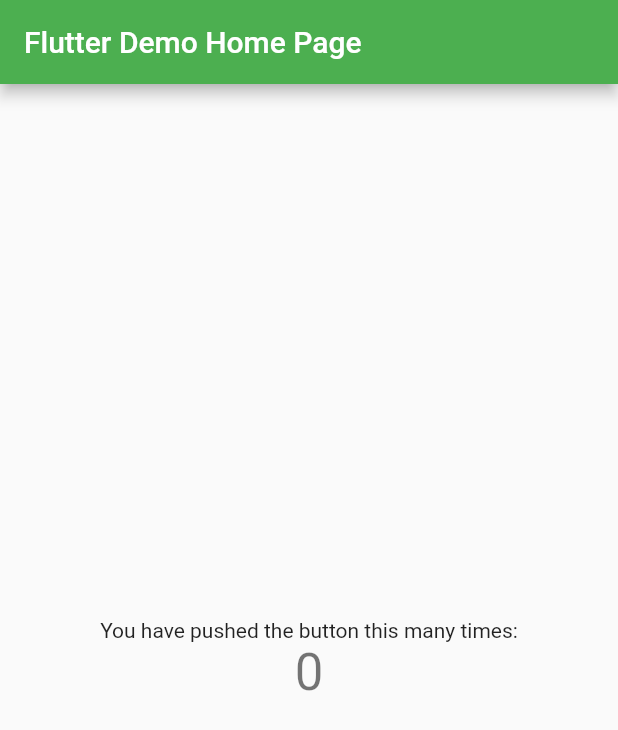
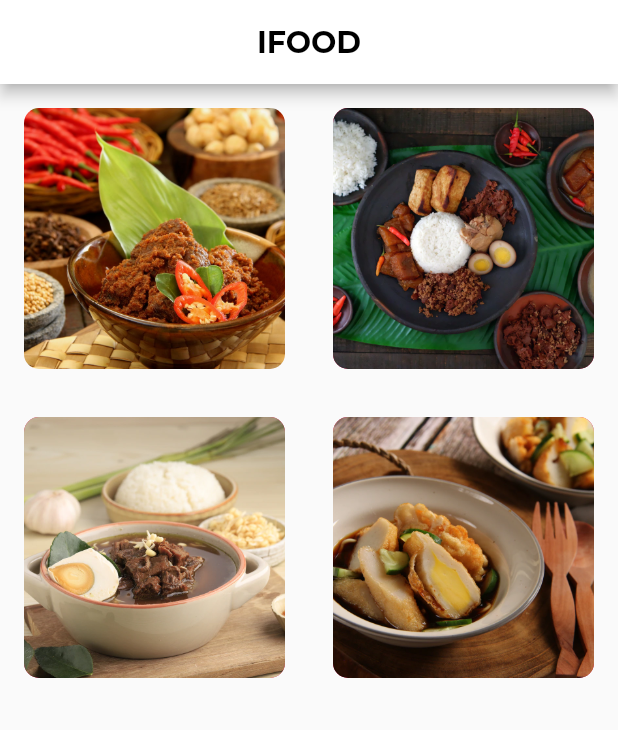
Before and after one commit to vanxs19/ifood, a Flutter app: the screen it shows after launch, on a phone screen of 412 x 824 dp. Shown: the top 730 px of the screen. Run offline on Flutter 3.47's test engine with Material 2 defaults, Android fonts, the phone set to English and light mode, and no system bars.

Commit message:
iterasi 1

```diff
--- a/lib/main.dart
+++ b/lib/main.dart
@@ -13,9 +13,10 @@ class MyApp extends StatelessWidget {
     return MaterialApp(
       title: 'IFOOD',
       theme: ThemeData(
-        primarySwatch: Colors.green,
+        primarySwatch: Colors.purple,
+        fontFamily: 'Montserrat',
       ),
-      home: const MyHomePage(title: 'Flutter Demo Home Page'),
+      home: const MyHomePage(title: 'IFOOD'),
     );
   }
 }
@@ -30,32 +31,81 @@ class MyHomePage extends StatefulWidget {
 }
 
 class _MyHomePageState extends State<MyHomePage> {
-  int _counter = 0;
-
-  void _incrementCounter() {
-    setState(() {
-      _counter++;
-    });
-  }
-
   @override
   Widget build(BuildContext context) {
     return Scaffold(
       appBar: AppBar(
-        title: Text(widget.title),
+        backgroundColor: Colors.white,
+        title: Text(
+          widget.title,
+          style: TextStyle(
+            color: Colors.black,
+            fontSize: 20,
+            fontWeight: FontWeight.w700,
+          ),
+        ),
+        centerTitle: true,
       ),
-      body: Center(
-        child: Column(
-          mainAxisAlignment: MainAxisAlignment.center,
-          children: <Widget>[
-            const Text(
-              'You have pushed the button this many times:',
-            ),
-            Text(
-              '$_counter',
-              style: Theme.of(context).textTheme.headlineMedium,
-            ),
-          ],
+      body: Container(
+        child: Padding(
+          padding: const EdgeInsets.only(top: 0),
+          child: GridView.count(
+            crossAxisCount: 2,
+            children: <Widget>[
+              Padding(
+                padding: const EdgeInsets.all(16.0),
+                child: Container(
+                  height: 225,
+                  decoration: BoxDecoration(
+                    borderRadius: BorderRadius.all(Radius.circular(10.0),),
+                    image: DecorationImage(
+                      image: AssetImage("assets/hasil/rendang.jpg"),
+                      fit: BoxFit.cover,
+                    ),
+                  ),
+                ),
+              ),
+              Padding(
+                padding: const EdgeInsets.all(16.0),
+                child: Container(
+                  decoration: BoxDecoration(
+                    borderRadius: BorderRadius.all(Radius.circular(10.0),),
+                    color: Colors.pink,
+                    image: DecorationImage(
+                      image: AssetImage("assets/hasil/gudeg.jpg"),
+                      fit: BoxFit.cover,
+                    )
+                  ),
+                ),
+              ),
+              Padding(
+                padding: const EdgeInsets.all(16.0),
+                child: Container(
+                  decoration: BoxDecoration(
+                    borderRadius: BorderRadius.all(Radius.circular(10.0),),
+                    color: Colors.pink,
+                    image: DecorationImage(
+                      image: AssetImage("assets/hasil/rawon.jpg"),
+                      fit: BoxFit.cover,
+                    )
+                  ),
+                ),
+              ),
+              Padding(
+                padding: const EdgeInsets.all(16.0),
+                child: Container(
+                  decoration: BoxDecoration(
+                    borderRadius: BorderRadius.all(Radius.circular(10.0),),
+                    color: Colors.pink,
+                    image: DecorationImage(
+                      image: AssetImage("assets/hasil/pempek.jpg"),
+                      fit: BoxFit.cover,
+                    )
+                  ),
+                ),
+              ),
+            ],
+          ),
         ),
       ),
     );
```
Also changed, not shown: pubspec.yaml (+14 -9 lines), assets/bahan/daging sapi.jpg (added), assets/bahan/rempah.jpg (added), assets/bahan/santan.jpg (added), assets/hasil/gudeg.jpg (added), assets/hasil/nasi liwet.jpg (added), assets/hasil/pempek.jpg (added), assets/hasil/rawon.jpg (added), assets/hasil/rendang.jpg (added), assets/hasil/sate lilit.jpg (added), fonts/Montserrat/MontserratBold.ttf (added), fonts/Montserrat/MontserratMedium.ttf (added), fonts/Montserrat/MontserratRegular.ttf (added).
